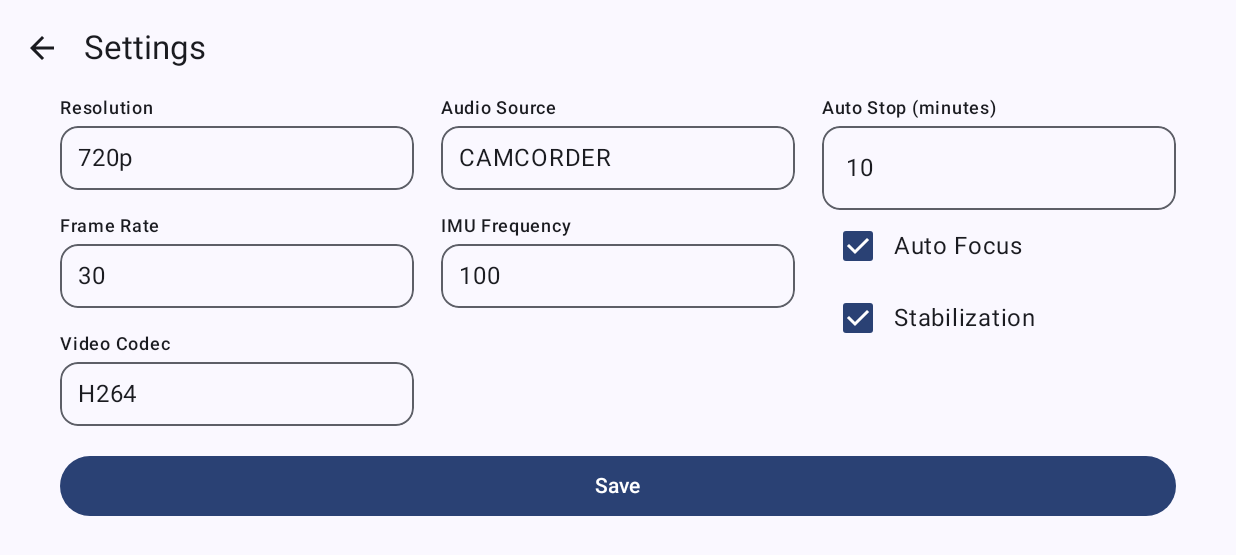
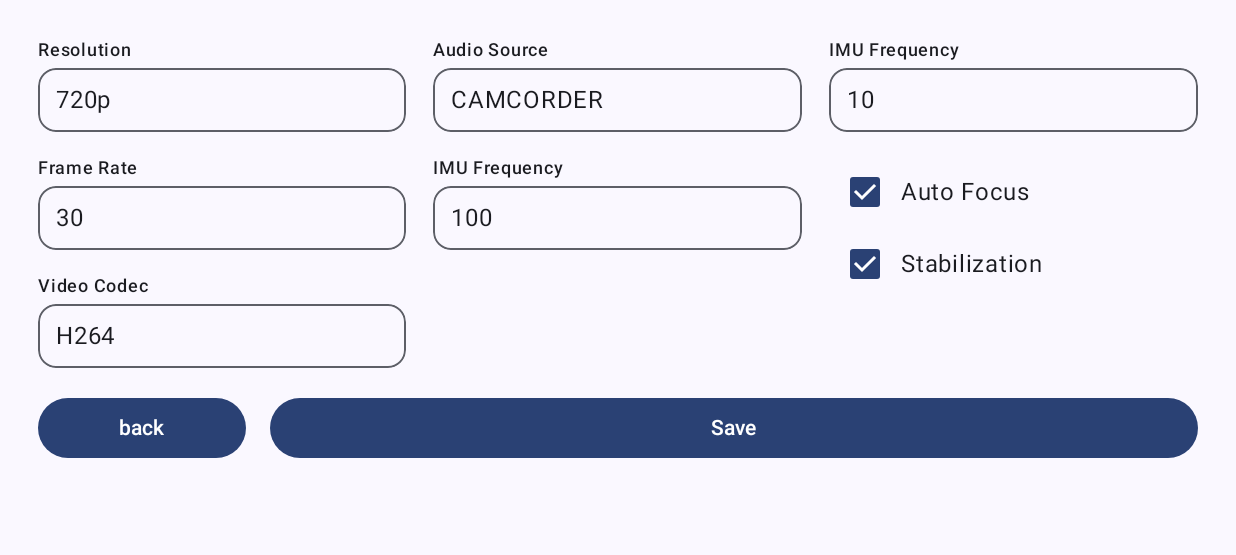
Before and after one commit to aminsepahan/syncrecorder, an Android app built with Jetpack Compose: the ROUTE_SETTING screen opened through its navigation route, on a phone screen of 824 x 412 dp (held sideways). Shown: the top 555 px of the screen. Run offline under Robolectric (Android 15) with nearby library versions, the phone set to English and light mode, and no system bars; our stand-ins replace Dagger/Hilt's generated code, Timber.

```diff
--- a/app/src/main/java/com/syn2core/syn2corecamera/presentation/ui/setting/SettingScreen.kt
+++ b/app/src/main/java/com/syn2core/syn2corecamera/presentation/ui/setting/SettingScreen.kt
@@ -6,16 +6,11 @@ import androidx.compose.foundation.layout.Row
 import androidx.compose.foundation.layout.fillMaxSize
 import androidx.compose.foundation.layout.fillMaxWidth
 import androidx.compose.foundation.layout.padding
-import androidx.compose.material.icons.Icons
-import androidx.compose.material.icons.automirrored.filled.ArrowBack
 import androidx.compose.material3.Button
 import androidx.compose.material3.Checkbox
 import androidx.compose.material3.ExperimentalMaterial3Api
-import androidx.compose.material3.Icon
-import androidx.compose.material3.IconButton
 import androidx.compose.material3.Scaffold
 import androidx.compose.material3.Text
-import androidx.compose.material3.TopAppBar
 import androidx.compose.runtime.Composable
 import androidx.compose.runtime.LaunchedEffect
 import androidx.compose.runtime.collectAsState
@@ -33,7 +28,6 @@ import androidx.lifecycle.asFlow
 import com.syn2core.syn2corecamera.domain.RecordingSettings
 import com.syn2core.syn2corecamera.navigation.Router
 import com.syn2core.syn2corecamera.navigation.Screen
-import com.syn2core.syn2corecamera.presentation.components.AutoStopInput
 import com.syn2core.syn2corecamera.presentation.components.DropdownSelector
 
 @Composable
@@ -45,7 +39,7 @@ fun SettingScreen(
     val viewEffect by viewModel.effect.asFlow().collectAsState(SettingViewEffect.DoNothing)
 
     LaunchedEffect(viewEffect) {
-        when (val effect = viewEffect) {
+        when (viewEffect) {
             SettingViewEffect.DoNothing -> {}
             SettingViewEffect.GoBackRecordingPage -> {
                 router?.goBack(Screen.Recording.route)
@@ -83,25 +77,12 @@ fun SettingLayout(
         )
     }
 
-    Scaffold(
-        topBar = {
-            TopAppBar(
-                title = { Text("Settings") },
-                navigationIcon = {
-                    IconButton(onClick = {
-                        onEventHandler(SettingViewEvent.GoBackToRecordingPage)
-                    }) {
-                        Icon(Icons.AutoMirrored.Filled.ArrowBack, contentDescription = "Back")
-                    }
-                }
-            )
-        }
-    ) { innerPadding ->
+    Scaffold { innerPadding ->
         Column(
             modifier = Modifier
                 .padding(innerPadding)
                 .fillMaxSize()
-                .padding(start = 40.dp, end = 40.dp)
+                .padding(start = 25.dp, end = 25.dp, top = 25.dp)
         ) {
             Row(
                 modifier = Modifier.fillMaxWidth(),
@@ -109,61 +90,95 @@ fun SettingLayout(
             ) {
                 Column(modifier = Modifier.weight(1f)) {
                     DropdownSelector(
-                        "Resolution",
-                        listOf("480p", "720p", "1080p", "4K"),
-                        resolution
+                        label = "Resolution",
+                        options = listOf("480p", "720p", "1080p", "4K"),
+                        selectedOption = resolution
                     ) {
                         resolution = it
                     }
 
-                    DropdownSelector("Frame Rate", listOf(24, 30, 60), frameRate) {
+                    DropdownSelector(
+                        label = "Frame Rate",
+                        options = listOf(24, 30, 60),
+                        selectedOption = frameRate
+                    ) {
                         frameRate = it
                     }
 
-                    DropdownSelector("Video Codec", listOf("H.264", "HEVC"), codec) {
+                    DropdownSelector(
+                        label = "Video Codec",
+                        options = listOf("H.264", "HEVC"),
+                        selectedOption = codec
+                    ) {
                         codec = it
                     }
                 }
 
                 Column(modifier = Modifier.weight(1f)) {
                     DropdownSelector(
-                        "Audio Source",
-                        listOf("MIC", "CAMCORDER", "VOICE_RECOGNITION"),
-                        audioSource
+                        label = "Audio Source",
+                        options = listOf("MIC", "CAMCORDER", "VOICE_RECOGNITION"),
+                        selectedOption = audioSource
                     ) {
                         audioSource = it
                     }
 
-                    DropdownSelector("IMU Frequency", listOf(10, 50, 100), imuFrequency) {
+                    DropdownSelector(
+                        label = "IMU Frequency",
+                        options = listOf(10, 50, 100),
+                        selectedOption = imuFrequency
+                    ) {
                         imuFrequency = it
                     }
                 }
 
                 Column(modifier = Modifier.weight(1f)) {
-                    AutoStopInput(
-                        value = autoStopMinutes,
-                        onValueChange = { autoStopMinutes = it }
-                    )
+                    DropdownSelector(
+                        label = "IMU Frequency",
+                        options = listOf(2, 5, 10, 15, 20, 30),
+                        selectedOption = autoStopMinutes
+                    ) {
+                        autoStopMinutes = it
+                    }
                     Column(
                         Modifier.fillMaxWidth(),
                         verticalArrangement = Arrangement.Top
                     ) {
                         Row(verticalAlignment = Alignment.CenterVertically) {
-                            Checkbox(checked = autoFocus, onCheckedChange = { autoFocus = it })
-                            Text("Auto Focus", fontSize = 16.sp)
+                            Checkbox(
+                                checked = autoFocus,
+                                onCheckedChange = { autoFocus = it }
+                            )
+                            Text(
+                                text = "Auto Focus",
+                                fontSize = 16.sp
+                            )
                         }
                         Row(verticalAlignment = Alignment.CenterVertically) {
                             Checkbox(
                                 checked = stabilization,
                                 onCheckedChange = { stabilization = it })
-                            Text("Stabilization", fontSize = 16.sp)
+                            Text(
+                                text = "Stabilization",
+                                fontSize = 16.sp
+                            )
                         }
                     }
                 }
             }
 
+            Row {
                 Button(
-                modifier = Modifier.fillMaxWidth(),
+                    modifier = Modifier.weight(1f).padding(end = 16.dp),
+                    onClick = {
+                        onEventHandler(SettingViewEvent.GoBackToRecordingPage)
+                    }
+                ) {
+                    Text("back")
+                }
+
+                Button(
+                    modifier = Modifier.weight(4f),
                     onClick = {
                         onEventHandler(
                             SettingViewEvent.Save(
@@ -184,5 +199,7 @@ fun SettingLayout(
                     Text("Save")
                 }
             }
+
         }
     }
+}
--- a/app/src/main/java/com/syn2core/syn2corecamera/service/sensor/SensorDataAggregator.kt
+++ b/app/src/main/java/com/syn2core/syn2corecamera/service/sensor/SensorDataAggregator.kt
@@ -27,7 +27,7 @@ class SensorDataAggregator @Inject constructor(
         jsonFileWriter.appendJsonObject(snapshot)
     }
 
-    suspend fun saveToJsonFile() = withContext(Dispatchers.IO) {
+    suspend fun closeJsonFile() = withContext(Dispatchers.IO) {
         jsonFileWriter.closeJsonArray()
     }
 
--- a/app/src/main/java/com/syn2core/syn2corecamera/service/sensor/SensorService.kt
+++ b/app/src/main/java/com/syn2core/syn2corecamera/service/sensor/SensorService.kt
@@ -23,6 +23,6 @@ class SensorService @Inject constructor(
 
     suspend fun stopSensors() = coroutineScope {
         unifiedSensorService.stopSensors()
-        aggregator.saveToJsonFile()
+        aggregator.closeJsonFile()
     }
 }
```
Also changed, not shown: app/build.gradle.kts (+0 -9 lines), app/src/main/java/com/syn2core/syn2corecamera/business/usecase/convert/ConvertFrameTimestampToSrtUseCase.kt (deleted, +0 -49 lines), app/src/main/java/com/syn2core/syn2corecamera/business/usecase/convert/ConvertJsonToSrtUseCase.kt (deleted, +0 -68 lines), app/src/main/java/com/syn2core/syn2corecamera/business/usecase/convert/EmbedSubtitleIntoVideoUseCase.kt (deleted, +0 -67 lines), app/src/main/java/com/syn2core/syn2corecamera/service/camera/CameraService.kt (+1 -6 lines), app/src/main/java/com/syn2core/syn2corecamera/service/compression/VideoCompressionService.kt (deleted, +0 -38 lines). Lines whose indentation alone changed are shown as unchanged.
